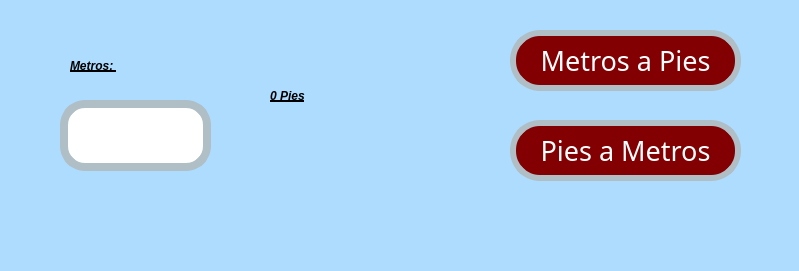
Qt form Unidad 1/Ejercicios 1/E02_MetrosPies.ui (Perales14/PIP_2025_1_eq5) before a commit.
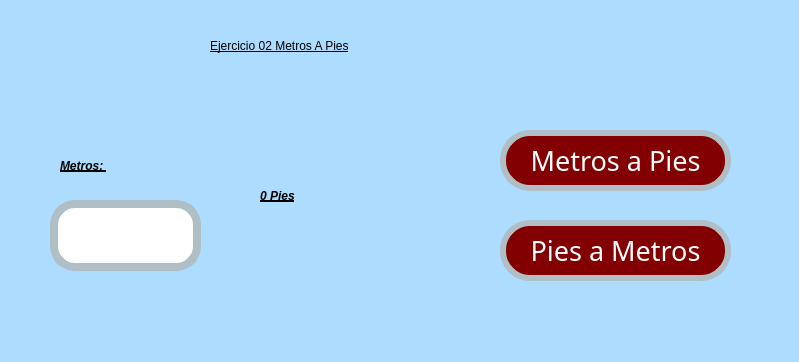
The same form after that commit.

Patch:
```diff
--- a/Unidad 1/Ejercicios 1/E02_MetrosPies.ui
+++ b/Unidad 1/Ejercicios 1/E02_MetrosPies.ui
@@ -7,7 +7,7 @@
     <x>0</x>
     <y>0</y>
     <width>799</width>
-    <height>271</height>
+    <height>362</height>
    </rect>
   </property>
   <property name="windowTitle">
@@ -20,8 +20,8 @@
    <widget class="QPushButton" name="btn_mp">
     <property name="geometry">
      <rect>
-      <x>510</x>
-      <y>30</y>
+      <x>500</x>
+      <y>130</y>
       <width>231</width>
       <height>61</height>
      </rect>
@@ -49,8 +49,8 @@
    <widget class="QPushButton" name="btn_pm">
     <property name="geometry">
      <rect>
-      <x>510</x>
-      <y>120</y>
+      <x>500</x>
+      <y>220</y>
       <width>231</width>
       <height>61</height>
      </rect>
@@ -78,8 +78,8 @@
    <widget class="QLabel" name="Lbl_1">
     <property name="geometry">
      <rect>
-      <x>70</x>
-      <y>50</y>
+      <x>60</x>
+      <y>150</y>
       <width>131</width>
       <height>31</height>
      </rect>
@@ -99,8 +99,8 @@
    <widget class="QLabel" name="Lbl_2">
     <property name="geometry">
      <rect>
-      <x>270</x>
-      <y>80</y>
+      <x>260</x>
+      <y>180</y>
       <width>181</width>
       <height>31</height>
      </rect>
@@ -120,8 +120,8 @@
    <widget class="QLineEdit" name="txt_1">
     <property name="geometry">
      <rect>
-      <x>60</x>
-      <y>100</y>
+      <x>50</x>
+      <y>200</y>
       <width>151</width>
       <height>71</height>
      </rect>
@@ -159,6 +159,26 @@
      <bool>false</bool>
     </property>
    </widget>
+   <widget class="QLabel" name="Lbl_IMC_2">
+    <property name="geometry">
+     <rect>
+      <x>210</x>
+      <y>20</y>
+      <width>381</width>
+      <height>51</height>
+     </rect>
+    </property>
+    <property name="styleSheet">
+     <string notr="true">
+text-decoration: underline;
+font: 20pt &quot;Forte&quot;;
+color:rgb(0, 0, 0)
+</string>
+    </property>
+    <property name="text">
+     <string>Ejercicio 02 Metros A Pies</string>
+    </property>
+   </widget>
   </widget>
   <widget class="QMenuBar" name="menubar">
    <property name="geometry">
```
